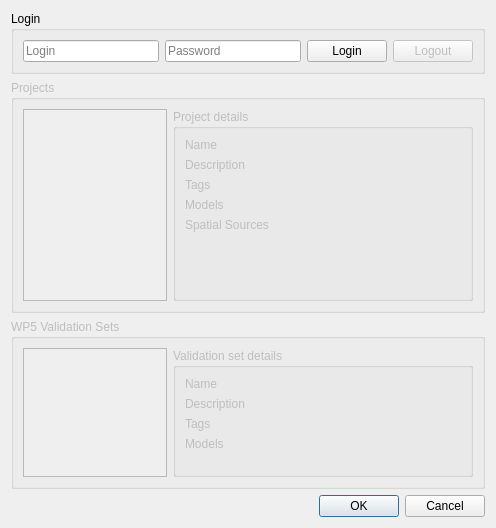
its4land/qgis-boundary-delineation, file BoundaryDelineationIts4landWindow.ui: the form before one commit.
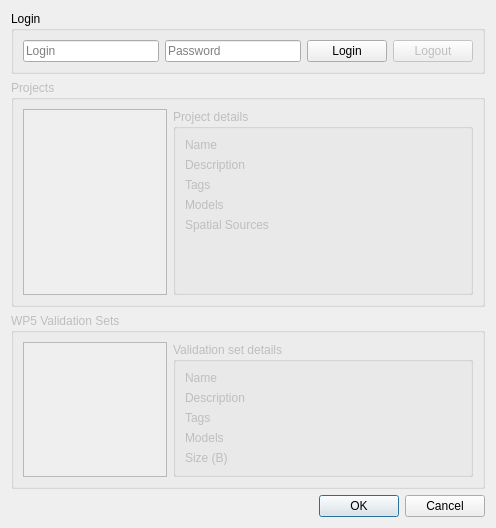
The form after the commit. Custom widgets are drawn as their Qt base class.

Commit message: Temp commit API integration

What changed in the file:
```diff
--- a/BoundaryDelineationIts4landWindow.ui
+++ b/BoundaryDelineationIts4landWindow.ui
@@ -91,7 +91,7 @@
      </property>
      <layout class="QHBoxLayout" name="horizontalLayout_3">
       <item>
-       <widget class="QListWidget" name="projectsListWidget_2">
+       <widget class="QListWidget" name="projectsListWidget">
         <property name="minimumSize">
          <size>
           <width>0</width>
@@ -247,7 +247,7 @@
      </property>
      <layout class="QHBoxLayout" name="horizontalLayout">
       <item>
-       <widget class="QListWidget" name="projectsListWidget">
+       <widget class="QListWidget" name="validationSetsListWidget">
         <property name="minimumSize">
          <size>
           <width>0</width>
@@ -343,6 +343,13 @@
              </property>
             </widget>
            </item>
+           <item row="5" column="0">
+            <widget class="QLabel" name="validationSetsSizeLabel">
+             <property name="text">
+              <string>Size (B)</string>
+             </property>
+            </widget>
+           </item>
            <item row="4" column="1">
             <widget class="QLabel" name="modelsValueLabel">
              <property name="text">
```
Left out of the diff: 54 changed lines with no effect on the pictures. The commit also changes 2 other files.
